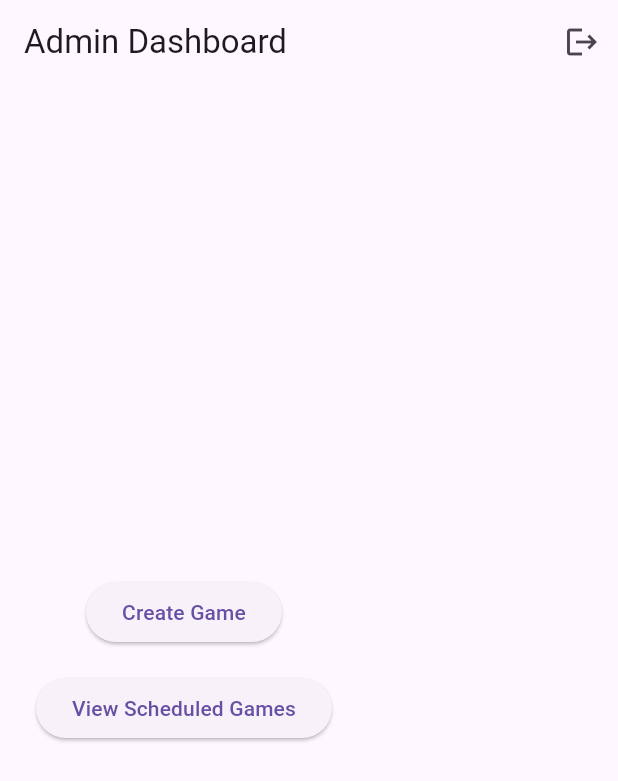
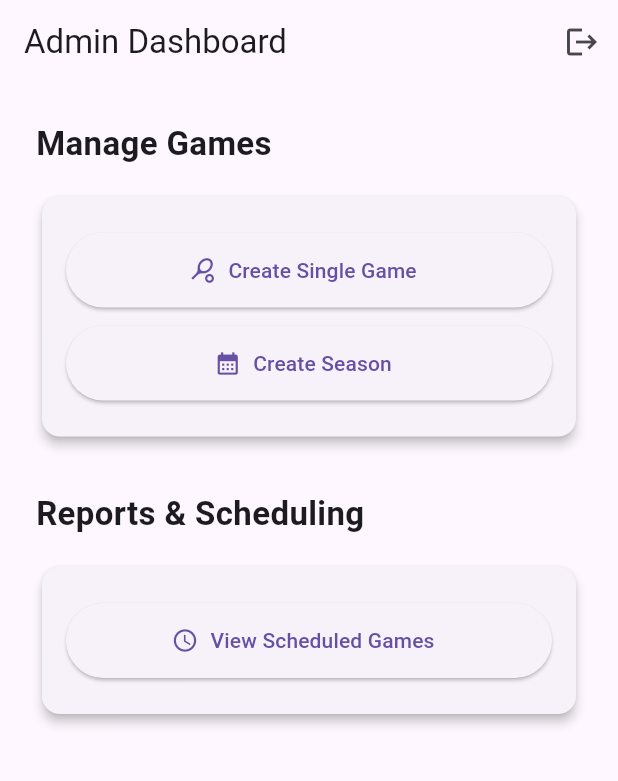
Before and after one commit to Cole-Brito/ENG4001, a Flutter app: the AdminDashboard screen opened directly, on a phone screen of 412 x 824 dp. Shown: the top 781 px of the screen. Run offline on Flutter 3.47's test engine with Material 3 defaults, Android fonts, the phone set to English and light mode, and no system bars.

Commit message:
Added some user obj code, polished dashboard UI, Added basic 'Season' logic <- requires polishing

```diff
--- a/lib/admin_dashboard.dart
+++ b/lib/admin_dashboard.dart
@@ -1,13 +1,12 @@
-/*
+/**
  *
  * Author: Cole Brito
-* Admin dashboard
-*
+ * Serves as the main page for all admin user actions
  */
 
-// lib/screens/admin_dashboard.dart
 import 'package:flutter/material.dart';
 import 'create_game_screen.dart';
+import 'create_season_screen.dart';
 import 'scheduled_games_screen.dart';
 import 'login_screen.dart';
 
@@ -18,43 +17,101 @@ class AdminDashboard extends StatelessWidget {
   void _logout(BuildContext context) {
     Navigator.pushAndRemoveUntil(
       context,
-      MaterialPageRoute(builder: (context) => LoginScreen()),
+      MaterialPageRoute(builder: (context) => const LoginScreen()),
       (route) => false,
     );
   }
+
+  //--------------------- UI CODE BELOW ---------------------
 
   @override
   Widget build(BuildContext context) {
     return Scaffold(
       appBar: AppBar(
-        title: Text('Admin Dashboard'),
+        title: const Text('Admin Dashboard'),
         actions: [
           IconButton(
-            icon: Icon(Icons.logout),
-            onPressed: () => _logout(context), //Logout button on the top bar
+            icon: const Icon(Icons.logout),
+            onPressed: () => _logout(context),
             tooltip: 'Logout',
           ),
         ],
       ),
-      body: Padding(
+      body: SingleChildScrollView(
         padding: const EdgeInsets.all(24),
         child: Column(
-          mainAxisAlignment: MainAxisAlignment.center,
+          crossAxisAlignment: CrossAxisAlignment.stretch,
           children: [
-            //Button for creating a game
-            ElevatedButton(
-              child: Text('Create Game'),
+            const Text(
+              'Manage Games',
+              style: TextStyle(fontSize: 22, fontWeight: FontWeight.bold),
+            ),
+            const SizedBox(height: 16),
+            Card(
+              elevation: 3,
+              child: Padding(
+                padding: const EdgeInsets.symmetric(
+                  vertical: 24,
+                  horizontal: 16,
+                ),
+                child: Column(
+                  children: [
+                    ElevatedButton.icon(
+                      icon: const Icon(Icons.sports_tennis),
+                      label: const Text('Create Single Game'),
+                      style: ElevatedButton.styleFrom(
+                        minimumSize: const Size.fromHeight(50),
+                      ),
                       onPressed: () {
                         Navigator.push(
                           context,
-                  MaterialPageRoute(builder: (context) => CreateGameScreen()),
+                          MaterialPageRoute(
+                            builder: (context) => const CreateGameScreen(),
+                          ),
                         );
                       },
                     ),
-            //Button for viewing schduled games
-            SizedBox(height: 16),
-            ElevatedButton(
-              child: Text('View Scheduled Games'),
+                    const SizedBox(height: 12),
+                    ElevatedButton.icon(
+                      icon: const Icon(Icons.calendar_month),
+                      label: const Text('Create Season'),
+                      style: ElevatedButton.styleFrom(
+                        minimumSize: const Size.fromHeight(50),
+                      ),
+                      onPressed: () {
+                        Navigator.push(
+                          context,
+                          MaterialPageRoute(
+                            builder: (context) => const CreateSeasonScreen(),
+                          ),
+                        );
+                      },
+                    ),
+                  ],
+                ),
+              ),
+            ),
+            const SizedBox(height: 32),
+            const Text(
+              'Reports & Scheduling',
+              style: TextStyle(fontSize: 22, fontWeight: FontWeight.bold),
+            ),
+            const SizedBox(height: 16),
+            Card(
+              elevation: 3,
+              child: Padding(
+                padding: const EdgeInsets.symmetric(
+                  vertical: 24,
+                  horizontal: 16,
+                ),
+                child: Column(
+                  children: [
+                    ElevatedButton.icon(
+                      icon: const Icon(Icons.schedule),
+                      label: const Text('View Scheduled Games'),
+                      style: ElevatedButton.styleFrom(
+                        minimumSize: const Size.fromHeight(50),
+                      ),
                       onPressed: () {
                         Navigator.push(
                           context,
@@ -67,6 +124,10 @@ class AdminDashboard extends StatelessWidget {
                   ],
                 ),
               ),
+            ),
+          ],
+        ),
+      ),
     );
   }
 }
--- a/lib/data/mock_game_store.dart
+++ b/lib/data/mock_game_store.dart
@@ -2,6 +2,7 @@ import '../models/game.dart';
 import '../models/user.dart';
 
 class MockGameStore {
+  //Test game
   static final List<Game> _games = [testGame];
 
   // A list of fake users for testing
--- a/lib/models/user.dart
+++ b/lib/models/user.dart
@@ -3,6 +3,8 @@ class User {
   final String username;
   final bool isAdmin;
   final List<DateTime> rsvps;
+  final int gamesWon = 0;
+  final int gamesPlayed = 0;
 
   User({required this.username, required this.isAdmin, List<DateTime>? rsvps})
     : rsvps = rsvps ?? [];
@@ -16,4 +18,29 @@ class User {
   bool hasRsvped(DateTime gameDate) {
     return rsvps.contains(gameDate);
   }
+
+  // The following code will be used when we add the leader board feature and user profile screen
+  // Currently I cant be bothered to make it work
+  // - Cole :)
+
+  // get totalGamesPlayed(int games) {
+  //   this.gamesPlayed = games;
+  //   return gamesPlayed;
+  // }
+
+  // get totalGamesWon(int games) {
+  //   this.gamesWon = games;
+  //   if (games < 0) {
+  //     throw ArgumentError('Total games won cannot be negative');
+  //   }
+  //   return gamesWon;
+  // }
+
+  // set totalGamesPlayed(int value) {
+  //   // This setter is not used in the current implementation
+  // }
+
+  // set totalGamesWon(int value) {
+  //   // This setter is not used in the current implementation
+  // }
 }
```
Also changed, not shown: lib/create_season_screen.dart (added, +149 -0 lines), lib/in_game_screen.dart (added, +18 -0 lines), lib/login_screen.dart (+4 -4 lines), lib/member_dashboard.dart (+50 -13 lines). Lines whose indentation alone changed are shown as unchanged.
